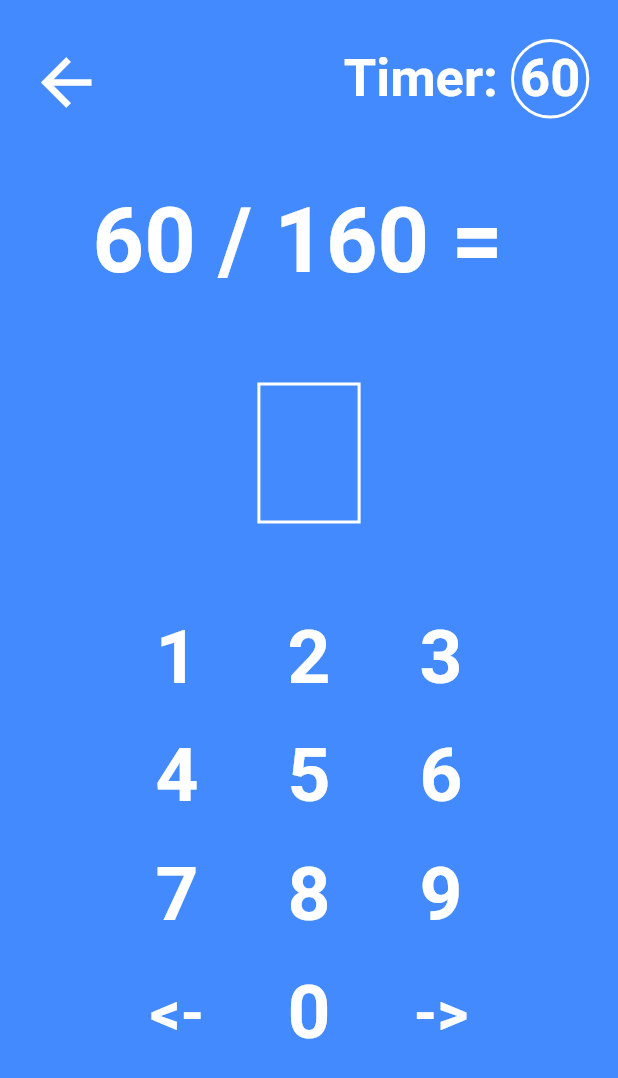
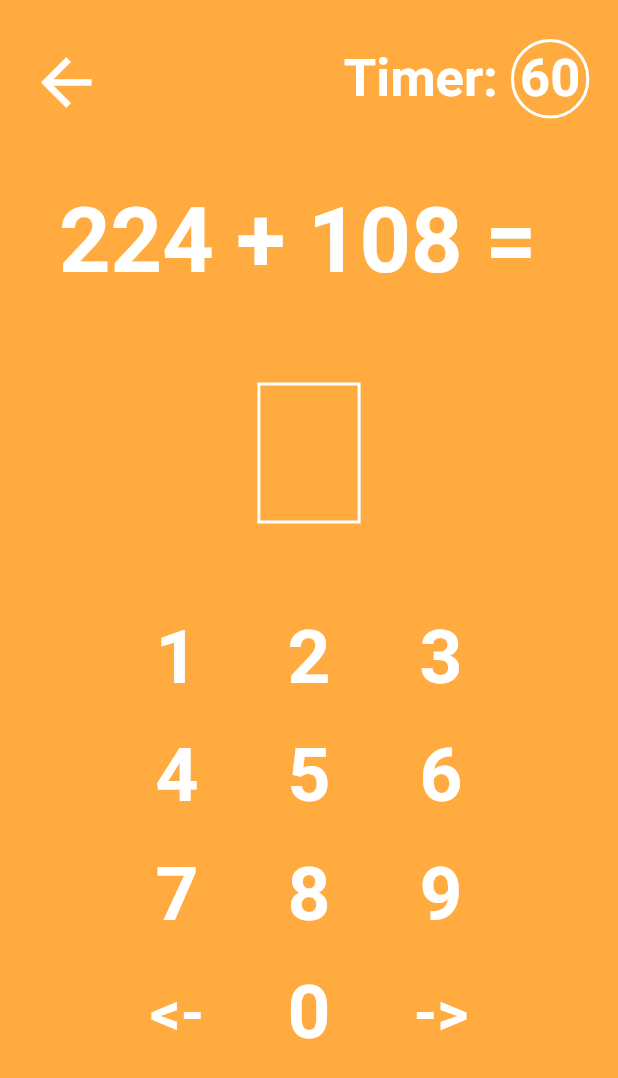
Before and after one commit to kadey001/quickmath, a Flutter app: the PlayPage screen opened directly, on a phone screen of 412 x 824 dp. Shown: the top 1078 px of the screen. Run offline on Flutter 3.47's test engine with Material 2 defaults, Android fonts, the phone set to English and light mode, and no system bars.

Commit message:
Fixed color changing bug and repeating colors

```diff
--- a/lib/pages/play_page.dart
+++ b/lib/pages/play_page.dart
@@ -19,17 +19,25 @@ class PlayPageState extends State<PlayPage> {
   int gameTimer = 60; //Default timer 60 seconds
   List equation = generateEq();
   List<int> inputNum = [];
-  bool nextQuestion = true;
+  bool nextQuestion;
+  Color currentColor, previousColor;
 
-  Color currentColor = randomColorGen();
+  void initState() {
+    super.initState();
+    currentColor = randomColorGen();
+    previousColor = currentColor;
+    nextQuestion = false;
+    print("currentColor changed and nextQuestion set to false");
+  }
 
   void numberInput(int x) {
-    nextQuestion = false;
     if(x == 10) {
       //Clear Numbers from answer box or remove last????
       inputNum.removeLast();
       print(inputNum);
-      this.setState(() {});
+      this.setState(() {
+        nextQuestion = false;
+      });
     }
     else if(inputNum.length >= 3) {
       return;
@@ -37,8 +45,9 @@ class PlayPageState extends State<PlayPage> {
     else{
       inputNum.add(x);
       print(inputNum);
-      this.setState(() {});
-      print(currentColor);
+      this.setState(() {
+        nextQuestion = false;
+      });
     }
   }
 
@@ -73,7 +82,7 @@ class PlayPageState extends State<PlayPage> {
   String problemType(int type) {
     switch (type) {
       case 0: return " * ";
-      case 1: return " / ";
+      case 1: return " + ";
       case 2: return " + ";
       case 3: return " - ";
     }
@@ -84,14 +93,18 @@ class PlayPageState extends State<PlayPage> {
     equation.clear();
     equation = generateEq();
     inputNum.clear();
-    nextQuestion = true;
-    this.setState(() {});
+    //nextQuestion = true;
+    this.setState(() {
+      nextQuestion = true;
+      currentColor = randomColorGenCheck(previousColor);
+      previousColor = currentColor;
+    });
   }
 
   @override
   Widget build(BuildContext context) {
     return new Scaffold(
-      backgroundColor: nextQuestion == true ? randomColorGen() : currentColor,
+      backgroundColor: currentColor,
       body: new Column(
         children: <Widget>[
           new Container(
--- a/lib/utils/eq_generator.dart
+++ b/lib/utils/eq_generator.dart
@@ -8,8 +8,8 @@ import 'dart:math';
  */
 
 List generateEq() {
-  int _xMax, _xMin = 0;
-  const int _zMin = 0;
+  int _xMax, _xMin = 1;
+  const int _zMin = 1;
   const int _zMax = 400;
 
   double returnValue;
```
Also changed, not shown: lib/utils/random_colors.dart (+11 -3 lines).
